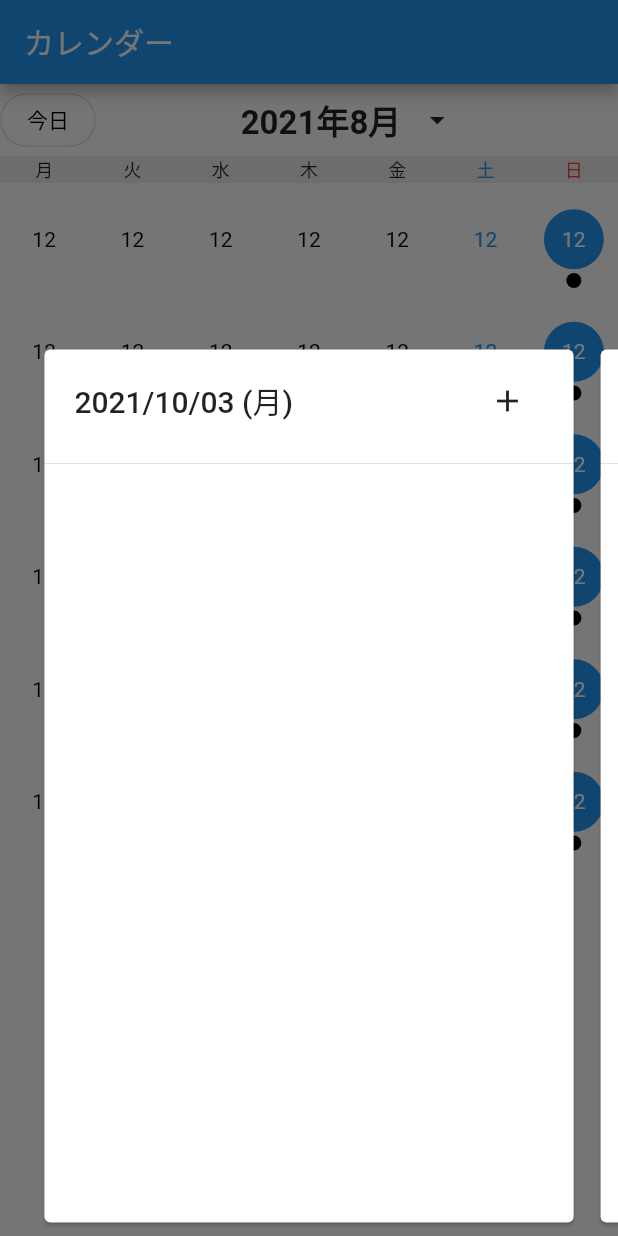
After one commit to daisukemaki1003/stv_test, a Flutter app: the screen it shows after launch, after a tap on "12", on a phone screen of 412 x 824 dp. The commit adds this screen. Run offline on Flutter 3.47's test engine with Material 2 defaults, Android fonts, the phone set to English and light mode, and no system bars.

Commit message:
[add] スケジュールページのタイトル

```diff
--- a/lib/view/calendar.dart
+++ b/lib/view/calendar.dart
@@ -1,6 +1,7 @@
 import 'package:flutter/material.dart';
 import 'package:stv_test/constraints/color.dart';
 import 'package:stv_test/constraints/font.dart';
+import 'package:stv_test/view/schedule.dart';
 
 class CalendarPage extends StatelessWidget {
   const CalendarPage({super.key});
@@ -40,36 +41,42 @@ class CalendarPage extends StatelessWidget {
             sundayWeekHeaderTextStyle,
           ),
 
-          weekRow(),
-          weekRow(),
-          weekRow(),
-          weekRow(),
-          weekRow(),
-          weekRow(),
+          weekRow(context),
+          weekRow(context),
+          weekRow(context),
+          weekRow(context),
+          weekRow(context),
+          weekRow(context),
         ],
       ),
     );
   }
 
-  Widget weekRow() {
+  Widget weekRow(BuildContext context) {
     return Padding(
       padding: const EdgeInsets.symmetric(vertical: 5),
       child: Row(
         mainAxisAlignment: MainAxisAlignment.spaceAround,
         children: [
-          _dateCell(false, false, false, false),
-          _dateCell(false, false, false, false),
-          _dateCell(false, false, false, false),
-          _dateCell(false, false, false, false),
-          _dateCell(false, false, false, false),
-          _dateCell(false, false, true, false),
-          _dateCell(true, true, false, true),
+          _dateCell(false, false, false, false, context),
+          _dateCell(false, false, false, false, context),
+          _dateCell(false, false, false, false, context),
+          _dateCell(false, false, false, false, context),
+          _dateCell(false, false, false, false, context),
+          _dateCell(false, false, true, false, context),
+          _dateCell(true, true, false, true, context),
         ],
       ),
     );
   }
 
-  Widget _dateCell(bool pran, bool today, bool saturday, bool sunday) {
+  Widget _dateCell(
+    bool pran,
+    bool today,
+    bool saturday,
+    bool sunday,
+    BuildContext context,
+  ) {
     final Color textColor;
     if (saturday) {
       textColor = saturdayTextColor;
@@ -79,7 +86,21 @@ class CalendarPage extends StatelessWidget {
       textColor = defaltTextColor;
     }
 
-    return Ink(
+    return InkWell(
+      onTap: () {
+        showDialog(
+          context: context,
+          builder: (_) {
+            return Column(
+              mainAxisAlignment: MainAxisAlignment.end,
+              children: const [
+                SchedulePage(),
+              ],
+            );
+          },
+        );
+      },
+      child: SizedBox(
         height: 65,
         width: 40,
         child: Stack(
@@ -117,6 +138,7 @@ class CalendarPage extends StatelessWidget {
                 ),
               )
           ],
+        ),
       ),
     );
   }
--- /dev/null
+++ b/lib/view/schedule.dart
@@ -0,0 +1,56 @@
+import 'package:flutter/material.dart';
+
+class SchedulePage extends StatelessWidget {
+  const SchedulePage({super.key});
+
+  @override
+  Widget build(BuildContext context) {
+    return Container(
+      height: 600,
+      alignment: Alignment.bottomCenter,
+      color: Colors.transparent,
+      child: PageView(
+        controller: PageController(viewportFraction: 0.9),
+        children: [
+          scheduleCard(),
+          scheduleCard(),
+          scheduleCard(),
+          scheduleCard(),
+          scheduleCard(),
+          scheduleCard(),
+          scheduleCard(),
+        ],
+      ),
+    );
+  }
+
+  scheduleCard() {
+    return Padding(
+      padding: const EdgeInsets.all(5.0),
+      child: Card(
+        child: Column(
+          children: [
+            /// タイトル
+            Padding(
+              padding: const EdgeInsets.symmetric(horizontal: 20, vertical: 10),
+              child: Row(
+                mainAxisAlignment: MainAxisAlignment.spaceBetween,
+                children: [
+                  const Text(
+                    "2021/10/03 (月)",
+                    style: TextStyle(fontWeight: FontWeight.w500, fontSize: 20),
+                  ),
+                  IconButton(
+                    onPressed: () {},
+                    icon: const Icon(Icons.add),
+                  ),
+                ],
+              ),
+            ),
+            Divider(),
+          ],
+        ),
+      ),
+    );
+  }
+}
```
Lines whose indentation alone changed are shown as unchanged.
